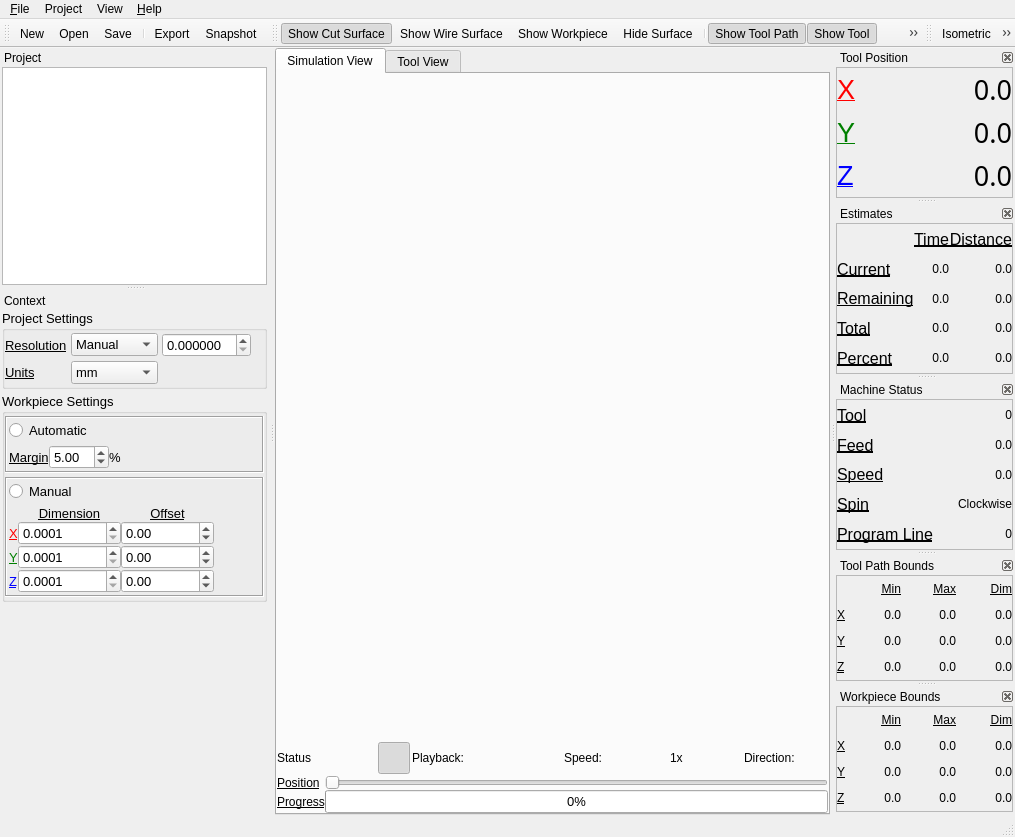
This is qt/openscam.ui in CauldronDevelopmentLLC/CAMotics as Qt 5 draws it before an edit. The edited form follows.
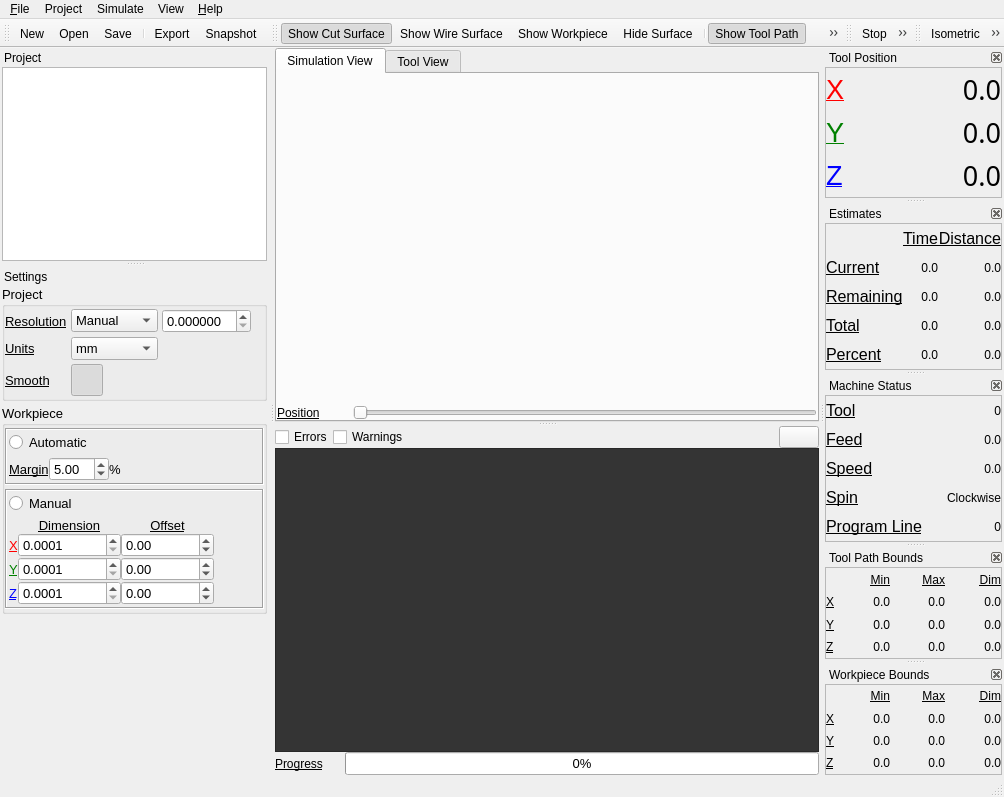
This is the edited form. Icons and pictures are not drawn. Custom widgets are drawn as their Qt base class.

Diff of the .ui file:
```diff
--- a/qt/openscam.ui
+++ b/qt/openscam.ui
@@ -10,8 +10,8 @@
    <rect>
     <x>0</x>
     <y>0</y>
-    <width>1015</width>
-    <height>837</height>
+    <width>1004</width>
+    <height>797</height>
    </rect>
   </property>
   <property name="windowTitle">
@@ -30,7 +30,7 @@
    <property name="styleSheet">
     <string notr="true"/>
    </property>
-   <layout class="QVBoxLayout" name="verticalLayout_7">
+   <layout class="QVBoxLayout" name="verticalLayout_25">
     <property name="spacing">
      <number>0</number>
     </property>
@@ -38,153 +38,167 @@
      <number>0</number>
     </property>
     <item>
-     <widget class="QTabWidget" name="tabWidget">
-      <property name="currentIndex">
-       <number>0</number>
+     <widget class="QSplitter" name="splitter">
+      <property name="orientation">
+       <enum>Qt::Vertical</enum>
       </property>
-      <widget class="QWidget" name="simulationTab">
-       <property name="styleSheet">
-        <string notr="true">QPushButton:hover {
+      <widget class="QWidget" name="layoutWidget">
+       <layout class="QVBoxLayout" name="verticalLayout_7">
+        <property name="spacing">
+         <number>0</number>
+        </property>
+        <item>
+         <widget class="QTabWidget" name="tabWidget">
+          <property name="currentIndex">
+           <number>0</number>
+          </property>
+          <widget class="QWidget" name="simulationTab">
+           <property name="styleSheet">
+            <string notr="true">QPushButton:hover {
   border: 1px outset #71869c;
   border-radius: 2px;
   background-color: qlineargradient(x1: 0, y1: 0, x2: 0, y2: 1,
                                  stop: 0 #c5d3df, stop: 1 #b2c1d1);
 } </string>
-       </property>
-       <attribute name="title">
-        <string>Simulation View</string>
-       </attribute>
-       <layout class="QVBoxLayout" name="verticalLayout_9">
-        <property name="spacing">
-         <number>1</number>
-        </property>
-        <property name="margin">
-         <number>0</number>
-        </property>
-        <item>
-         <widget class="OpenSCAM::GLView" name="simulationView" native="true">
-          <property name="sizePolicy">
-           <sizepolicy hsizetype="Expanding" vsizetype="Expanding">
-            <horstretch>1</horstretch>
-            <verstretch>1</verstretch>
-           </sizepolicy>
-          </property>
-          <property name="minimumSize">
-           <size>
-            <width>200</width>
-            <height>200</height>
-           </size>
-          </property>
-          <property name="contextMenuPolicy">
-           <enum>Qt::CustomContextMenu</enum>
-          </property>
-          <property name="layoutDirection">
-           <enum>Qt::LeftToRight</enum>
-          </property>
+           </property>
+           <attribute name="title">
+            <string>Simulation View</string>
+           </attribute>
+           <layout class="QVBoxLayout" name="verticalLayout_9">
+            <property name="spacing">
+             <number>0</number>
+            </property>
+            <property name="margin">
+             <number>0</number>
+            </property>
+            <item>
+             <widget class="OpenSCAM::GLView" name="simulationView" native="true">
+              <property name="sizePolicy">
+               <sizepolicy hsizetype="Expanding" vsizetype="Expanding">
+                <horstretch>1</horstretch>
+                <verstretch>1</verstretch>
+               </sizepolicy>
+              </property>
+              <property name="minimumSize">
+               <size>
+                <width>200</width>
+                <height>200</height>
+               </size>
+              </property>
+              <property name="contextMenuPolicy">
+               <enum>Qt::CustomContextMenu</enum>
+              </property>
+              <property name="layoutDirection">
+               <enum>Qt::LeftToRight</enum>
+              </property>
+             </widget>
+            </item>
+            <item>
+             <layout class="QGridLayout" name="gridLayout_9">
+              <property name="horizontalSpacing">
+               <number>6</number>
+              </property>
+              <item row="0" column="1">
+               <widget class="QSlider" name="positionSlider">
+                <property name="focusPolicy">
+                 <enum>Qt::NoFocus</enum>
+                </property>
+                <property name="toolTip">
+                 <string>Set tool path position</string>
+                </property>
+                <property name="maximum">
+                 <number>10000</number>
+                </property>
+                <property name="singleStep">
+                 <number>10</number>
+                </property>
+                <property name="pageStep">
+                 <number>100</number>
+                </property>
+                <property name="orientation">
+                 <enum>Qt::Horizontal</enum>
+                </property>
+               </widget>
+              </item>
+              <item row="0" column="0">
+               <widget class="QLabel" name="label_28">
+                <property name="minimumSize">
+                 <size>
+                  <width>70</width>
+                  <height>0</height>
+                 </size>
+                </property>
+                <property name="maximumSize">
+                 <size>
+                  <width>70</width>
+                  <height>16777215</height>
+                 </size>
+                </property>
+                <property name="font">
+                 <font>
+                  <underline>true</underline>
+                 </font>
+                </property>
+                <property name="text">
+                 <string>Position</string>
+                </property>
+                <property name="alignment">
+                 <set>Qt::AlignLeading|Qt::AlignLeft|Qt::AlignVCenter</set>
+                </property>
+               </widget>
+              </item>
+             </layout>
+            </item>
+           </layout>
+          </widget>
+          <widget class="QWidget" name="toolTab">
+           <attribute name="title">
+            <string>Tool View</string>
+           </attribute>
+           <layout class="QVBoxLayout" name="verticalLayout_3">
+            <property name="spacing">
+             <number>0</number>
+            </property>
+            <property name="margin">
+             <number>0</number>
+            </property>
+            <item>
+             <widget class="QGraphicsView" name="toolView">
+              <property name="frameShape">
+               <enum>QFrame::NoFrame</enum>
+              </property>
+              <property name="verticalScrollBarPolicy">
+               <enum>Qt::ScrollBarAlwaysOff</enum>
+              </property>
+              <property name="horizontalScrollBarPolicy">
+               <enum>Qt::ScrollBarAlwaysOff</enum>
+              </property>
+             </widget>
+            </item>
+           </layout>
+          </widget>
          </widget>
         </item>
+       </layout>
+      </widget>
+      <widget class="QWidget" name="">
+       <layout class="QVBoxLayout" name="verticalLayout_16">
+        <property name="spacing">
+         <number>0</number>
+        </property>
         <item>
-         <layout class="QHBoxLayout" name="horizontalLayout">
+         <layout class="QHBoxLayout" name="horizontalLayout_2">
           <item>
-           <widget class="QLabel" name="statusLabel">
+           <widget class="QCheckBox" name="errorsCheckBox">
             <property name="text">
-             <string>Status</string>
+             <string>Errors</string>
             </property>
            </widget>
           </item>
           <item>
-           <widget class="QPushButton" name="stopPushButton">
-            <property name="enabled">
-             <bool>false</bool>
-            </property>
-            <property name="minimumSize">
-             <size>
-              <width>32</width>
-              <height>32</height>
-             </size>
-            </property>
-            <property name="maximumSize">
-             <size>
-              <width>32</width>
-              <height>32</height>
-             </size>
-            </property>
-            <property name="focusPolicy">
-             <enum>Qt::NoFocus</enum>
-            </property>
-            <property name="toolTip">
-             <string>Stop the simulation</string>
-            </property>
-            <property name="icon">
-             <iconset resource="openscam.qrc">
-              <normaloff>:/icons/stop.png</normaloff>:/icons/stop.png</iconset>
-            </property>
-            <property name="flat">
-             <bool>true</bool>
-            </property>
-           </widget>
-          </item>
-          <item>
-           <widget class="QPushButton" name="rerunPushButton">
-            <property name="minimumSize">
-             <size>
-              <width>32</width>
-              <height>32</height>
-             </size>
-            </property>
-            <property name="maximumSize">
-             <size>
-              <width>32</width>
-              <height>32</height>
-             </size>
-            </property>
-            <property name="focusPolicy">
-             <enum>Qt::NoFocus</enum>
-            </property>
-            <property name="toolTip">
-             <string>Rerun the simulation</string>
-            </property>
-            <property name="icon">
-             <iconset resource="openscam.qrc">
-              <normaloff>:/icons/restart.png</normaloff>:/icons/restart.png</iconset>
-            </property>
-            <property name="flat">
-             <bool>true</bool>
-            </property>
-           </widget>
-          </item>
-          <item>
-           <widget class="QPushButton" name="smoothPushButton">
-            <property name="minimumSize">
-             <size>
-              <width>32</width>
-              <height>32</height>
-             </size>
-            </property>
-            <property name="maximumSize">
-             <size>
-              <width>32</width>
-              <height>32</height>
-             </size>
-            </property>
-            <property name="focusPolicy">
-             <enum>Qt::NoFocus</enum>
-            </property>
-            <property name="toolTip">
-             <string>Smooth the resulting surface for better visualization</string>
-            </property>
-            <property name="icon">
-             <iconset resource="openscam.qrc">
-              <normaloff>:/icons/smooth.png</normaloff>:/icons/smooth.png</iconset>
-            </property>
-            <property name="checkable">
-             <bool>true</bool>
-            </property>
-            <property name="checked">
-             <bool>true</bool>
-            </property>
-            <property name="flat">
-             <bool>true</bool>
+           <widget class="QCheckBox" name="warningsCheckBox">
+            <property name="text">
+             <string>Warnings</string>
             </property>
            </widget>
           </item>
@@ -195,363 +209,40 @@
             </property>
             <property name="sizeHint" stdset="0">
              <size>
-              <width>13</width>
-              <height>14</height>
+              <width>40</width>
+              <height>20</height>
              </size>
             </property>
            </spacer>
           </item>
           <item>
-           <widget class="QLabel" name="label_29">
-            <property name="text">
-             <string>Playback:</string>
-            </property>
-           </widget>
-          </item>
-          <item>
-           <widget class="QPushButton" name="beginingPushButton">
-            <property name="minimumSize">
-             <size>
-              <width>32</width>
-              <height>32</height>
-             </size>
-            </property>
-            <property name="maximumSize">
-             <size>
-              <width>32</width>
-              <height>32</height>
-             </size>
-            </property>
-            <property name="focusPolicy">
-             <enum>Qt::NoFocus</enum>
-            </property>
+           <widget class="QPushButton" name="clearConsolePushButton">
             <property name="toolTip">
              <string>Jump to start of tool path animation</string>
             </property>
-            <property name="icon">
-             <iconset resource="openscam.qrc">
-              <normaloff>:/icons/start.png</normaloff>:/icons/start.png</iconset>
-            </property>
-            <property name="flat">
-             <bool>true</bool>
-            </property>
-           </widget>
-          </item>
-          <item>
-           <widget class="QPushButton" name="playPushButton">
-            <property name="minimumSize">
-             <size>
-              <width>32</width>
-              <height>32</height>
-             </size>
-            </property>
-            <property name="maximumSize">
-             <size>
-              <width>32</width>
-              <height>32</height>
-             </size>
-            </property>
-            <property name="focusPolicy">
-             <enum>Qt::NoFocus</enum>
-            </property>
-            <property name="toolTip">
-             <string>Start or stop tool path animation</string>
-            </property>
-            <property name="icon">
-             <iconset resource="openscam.qrc">
-              <normaloff>:/icons/play.png</normaloff>:/icons/play.png</iconset>
-            </property>
-            <property name="flat">
-             <bool>true</bool>
-            </property>
-           </widget>
-          </item>
-          <item>
-           <widget class="QPushButton" name="endPushButton">
-            <property name="minimumSize">
-             <size>
-              <width>32</width>
-              <height>32</height>
-             </size>
-            </property>
-            <property name="maximumSize">
-             <size>
-              <width>32</width>
-              <height>32</height>
-             </size>
-            </property>
-            <property name="focusPolicy">
-             <enum>Qt::NoFocus</enum>
-            </property>
-            <property name="toolTip">
-             <string>Jump to end of tool path animation</string>
-            </property>
-            <property name="icon">
-             <iconset resource="openscam.qrc">
-              <normaloff>:/icons/end.png</normaloff>:/icons/end.png</iconset>
-            </property>
-            <property name="flat">
-             <bool>true</bool>
-            </property>
-           </widget>
-          </item>
-          <item>
-           <spacer name="horizontalSpacer_4">
-            <property name="orientation">
-             <enum>Qt::Horizontal</enum>
-            </property>
-            <property name="sizeHint" stdset="0">
-             <size>
-              <width>13</width>
-              <height>17</height>
-             </size>
-            </property>
-           </spacer>
-          </item>
-          <item>
-           <widget class="QLabel" name="label_36">
             <property name="text">
-             <string>Speed:</string>
+             <string/>
             </property>
-           </widget>
-          </item>
-          <item>
-           <widget class="QPushButton" name="slowerPushButton">
-            <property name="minimumSize">
-             <size>
-              <width>32</width>
-              <height>32</height>
-             </size>
-            </property>
-            <property name="maximumSize">
-             <size>
-              <width>32</width>
-              <height>32</height>
-             </size>
-            </property>
-            <property name="focusPolicy">
-             <enum>Qt::NoFocus</enum>
-            </property>
-            <property name="toolTip">
-             <string>Slow down tool path animation</string>
-            </property>
             <property name="icon">
              <iconset resource="openscam.qrc">
               <normaloff>:/icons/slower.png</normaloff>:/icons/slower.png</iconset>
             </property>
-            <property name="flat">
-             <bool>true</bool>
-            </property>
            </widget>
           </item>
-          <item>
-           <widget class="QPushButton" name="fasterPushButton">
-            <property name="minimumSize">
-             <size>
-              <width>32</width>
-              <height>32</height>
-             </size>
-            </property>
-            <property name="maximumSize">
-             <size>
-              <width>32</width>
-              <height>32</height>
-             </size>
-            </property>
-            <property name="focusPolicy">
-             <enum>Qt::NoFocus</enum>
-            </property>
-            <property name="toolTip">
-             <string>Speed up tool path animation</string>
-            </property>
-            <property name="icon">
-             <iconset resource="openscam.qrc">
-              <normaloff>:/icons/faster.png</normaloff>:/icons/faster.png</iconset>
-            </property>
-            <property name="flat">
-             <bool>true</bool>
-            </property>
-           </widget>
-          </item>
-          <item>
-           <widget class="QLabel" name="playbackSpeedLabel">
-            <property name="minimumSize">
-             <size>
-              <width>72</width>
-              <height>0</height>
-             </size>
-            </property>
-            <property name="maximumSize">
-             <size>
-              <width>72</width>
-              <height>16777215</height>
-             </size>
-            </property>
-            <property name="toolTip">
-             <string>Tool path playback speed.</string>
-            </property>
-            <property name="text">
-             <string>1x</string>
-            </property>
-           </widget>
-          </item>
-          <item>
-           <spacer name="horizontalSpacer_3">
-            <property name="orientation">
-             <enum>Qt::Horizontal</enum>
-            </property>
-            <property name="sizeHint" stdset="0">
-             <size>
-              <width>13</width>
-              <height>14</height>
-             </size>
-            </property>
-           </spacer>
-          </item>
-          <item>
-           <widget class="QLabel" name="label_35">
-            <property name="text">
-             <string>Direction:</string>
-            </property>
-           </widget>
-          </item>
-          <item>
-           <widget class="QPushButton" name="directionPushButton">
-            <property name="minimumSize">
-             <size>
-              <width>32</width>
-              <height>32</height>
-             </size>
-            </property>
-            <property name="maximumSize">
-             <size>
-              <width>32</width>
-              <height>32</height>
-             </size>
-            </property>
-            <property name="focusPolicy">
-             <enum>Qt::NoFocus</enum>
-            </property>
-            <property name="toolTip">
-             <string>Change tool path animation direction</string>
-            </property>
-            <property name="icon">
-             <iconset resource="openscam.qrc">
-              <normaloff>:/icons/forward.png</normaloff>:/icons/forward.png</iconset>
-            </property>
-            <property name="flat">
-             <bool>true</bool>
-            </property>
-           </widget>
-          </item>
          </layout>
         </item>
         <item>
-         <layout class="QGridLayout" name="gridLayout_9">
-          <property name="spacing">
-           <number>0</number>
+         <widget class="QTextEdit" name="console">
+          <property name="styleSheet">
+           <string notr="true">QTextEdit {
+  background-color: #343434;
+}</string>
           </property>
-          <item row="0" column="0">
-           <widget class="QLabel" name="label_28">
-            <property name="font">
-             <font>
-              <underline>true</underline>
-             </font>
-            </property>
-            <property name="text">
-             <string>Position</string>
-            </property>
-            <property name="alignment">
-             <set>Qt::AlignLeading|Qt::AlignLeft|Qt::AlignVCenter</set>
-            </property>
-           </widget>
-          </item>
-          <item row="0" column="1">
-           <widget class="QSlider" name="positionSlider">
-            <property name="focusPolicy">
-             <enum>Qt::NoFocus</enum>
-            </property>
-            <property name="toolTip">
-             <string>Set tool path position</string>
-            </property>
-            <property name="maximum">
-             <number>10000</number>
-            </property>
-            <property name="singleStep">
-             <number>10</number>
-            </property>
-            <property name="pageStep">
-             <number>100</number>
-            </property>
-            <property name="orientation">
-             <enum>Qt::Horizontal</enum>
-            </property>
-           </widget>
-          </item>
-          <item row="1" column="0">
-           <widget class="QLabel" name="label_27">
-            <property name="font">
-             <font>
-              <underline>true</underline>
-             </font>
-            </property>
-            <property name="text">
-             <string>Progress</string>
-            </property>
-            <property name="alignment">
-             <set>Qt::AlignLeading|Qt::AlignLeft|Qt::AlignVCenter</set>
-            </property>
-           </widget>
-          </item>
-          <item row="1" column="1">
-           <widget class="QProgressBar" name="progressBar">
-            <property name="sizePolicy">
-             <sizepolicy hsizetype="Expanding" vsizetype="Fixed">
-              <horstretch>1</horstretch>
-              <verstretch>0</verstretch>
-             </sizepolicy>
-            </property>
-            <property name="font">
-             <font>
-              <pointsize>10</pointsize>
-             </font>
-            </property>
-            <property name="toolTip">
-             <string>Progressbar</string>
-            </property>
-            <property name="maximum">
-             <number>10000</number>
-            </property>
-            <property name="value">
-             <number>0</number>
-            </property>
-           </widget>
-          </item>
-         </layout>
-        </item>
-       </layout>
-      </widget>
-      <widget class="QWidget" name="toolTab">
-       <attribute name="title">
-        <string>Tool View</string>
-       </attribute>
-       <layout class="QVBoxLayout" name="verticalLayout_3">
-        <property name="spacing">
-         <number>0</number>
-        </property>
-        <property name="margin">
-         <number>0</number>
-        </property>
-        <item>
-         <widget class="QGraphicsView" name="toolView">
-          <property name="frameShape">
-           <enum>QFrame::NoFrame</enum>
+          <property name="lineWrapMode">
+           <enum>QTextEdit::NoWrap</enum>
           </property>
-          <property name="verticalScrollBarPolicy">
-           <enum>Qt::ScrollBarAlwaysOff</enum>
-          </property>
-          <property name="horizontalScrollBarPolicy">
-           <enum>Qt::ScrollBarAlwaysOff</enum>
+          <property name="readOnly">
+           <bool>true</bool>
           </property>
          </widget>
         </item>
@@ -559,6 +250,61 @@
       </widget>
      </widget>
     </item>
+    <item>
+     <layout class="QHBoxLayout" name="horizontalLayout">
+      <item>
+       <widget class="QLabel" name="label_27">
+        <property name="minimumSize">
+         <size>
+          <width>70</width>
+          <height>0</height>
+         </size>
+        </property>
+        <property name="maximumSize">
+         <size>
+          <width>70</width>
+          <height>16777215</height>
+         </size>
+        </property>
+        <property name="font">
+         <font>
+          <underline>true</underline>
+         </font>
+        </property>
+        <property name="text">
+         <string>Progress</string>
+        </property>
+        <property name="alignment">
+         <set>Qt::AlignLeading|Qt::AlignLeft|Qt::AlignVCenter</set>
+        </property>
+       </widget>
+      </item>
+      <item>
+       <widget class="QProgressBar" name="progressBar">
+        <property name="sizePolicy">
+         <sizepolicy hsizetype="Expanding" vsizetype="Fixed">
+          <horstretch>1</horstretch>
+          <verstretch>0</verstretch>
+         </sizepolicy>
+        </property>
+        <property name="font">
+         <font>
+          <pointsize>10</pointsize>
+         </font>
+        </property>
+        <property name="toolTip">
+         <string>Progressbar</string>
+        </property>
+        <property name="maximum">
+         <number>10000</number>
+        </property>
+        <property name="value">
+         <number>0</number>
+        </property>
+       </widget>
+      </item>
+     </layout>
+    </item>
    </layout>
   </widget>
   <widget class="QMenuBar" name="menubar">
@@ -566,7 +312,7 @@
     <rect>
      <x>0</x>
      <y>0</y>
-     <width>1015</width>
+     <width>1004</width>
      <height>29</height>
     </rect>
    </property>
@@ -631,8 +377,23 @@
     <addaction name="actionTopView"/>
     <addaction name="actionBottomView"/>
    </widget>
+   <widget class="QMenu" name="menuSimulate">
+    <property name="title">
+     <string>Simulate</string>
+    </property>
+    <addaction name="actionStop"/>
+    <addaction name="actionRun"/>
+    <addaction name="separator"/>
+    <addaction name="actionPlay"/>
+    <addaction name="actionBegining"/>
+    <addaction name="actionEnd"/>
+    <addaction name="actionSlower"/>
+    <addaction name="actionFaster"/>
+    <addaction name="actionDirection"/>
+   </widget>
    <addaction name="menuFile"/>
    <addaction name="menuProject"/>
+   <addaction name="menuSimulate"/>
    <addaction name="menuView_2"/>
    <addaction name="menuHelp"/>
   </widget>
@@ -673,6 +434,26 @@
    <addaction name="actionWorkpieceBounds"/>
    <addaction name="actionAxes"/>
   </widget>
+  <widget class="QToolBar" name="simulateToolBar">
+   <property name="windowTitle">
+    <string>toolBar</string>
+   </property>
+   <attribute name="toolBarArea">
+    <enum>TopToolBarArea</enum>
+   </attribute>
+   <attribute name="toolBarBreak">
+    <bool>false</bool>
+   </attribute>
+   <addaction name="actionStop"/>
+   <addaction name="actionRun"/>
+   <addaction name="separator"/>
+   <addaction name="actionPlay"/>
+   <addaction name="actionBegining"/>
+   <addaction name="actionEnd"/>
+   <addaction name="actionSlower"/>
+   <addaction name="actionFaster"/>
+   <addaction name="actionDirection"/>
+  </widget>
   <widget class="QToolBar" name="perspectiveToolBar">
    <property name="windowTitle">
     <string>Perspective Toolbar</string>
@@ -1422,7 +1203,7 @@
     <set>QDockWidget::DockWidgetMovable</set>
    </property>
    <property name="windowTitle">
-    <string>Context</string>
+    <string>Settings</string>
    </property>
    <attribute name="dockWidgetArea">
     <number>1</number>
@@ -1465,7 +1246,7 @@
             </font>
            </property>
            <property name="title">
-            <string>Project Settings</string>
+            <string>Project</string>
            </property>
            <layout class="QVBoxLayout" name="verticalLayout_15">
             <property name="spacing">
@@ -1485,56 +1266,6 @@
             </property>
             <item>
              <layout class="QGridLayout" name="gridLayout_8">
-              <item row="0" column="0">
-               <widget class="QLabel" name="label_25">
-                <property name="font">
-                 <font>
-                  <underline>true</underline>
-                 </font>
-                </property>
-                <property name="text">
-                 <string>Resolution</string>
-                </property>
-               </widget>
-              </item>
-              <item row="0" column="1">
-               <widget class="QComboBox" name="resolutionComboBox">
-                <property name="sizePolicy">
-                 <sizepolicy hsizetype="Fixed" vsizetype="Fixed">
-                  <horstretch>0</horstretch>
-                  <verstretch>0</verstretch>
-                 </sizepolicy>
-                </property>
-                <property name="toolTip">
-                 <string>Renderer resolution presets</string>
-                </property>
-                <item>
-                 <property name="text">
-                  <string>Manual</string>
-                 </property>
-                </item>
-                <item>
-                 <property name="text">
-                  <string>Low</string>
-                 </property>
-                </item>
-                <item>
-                 <property name="text">
-                  <string>Medium</string>
-                 </property>
-                </item>
-                <item>
-                 <property name="text">
-                  <string>High</string>
-                 </property>
-                </item>
-                <item>
-                 <property name="text">
-                  <string>Very High</string>
-                 </property>
-                </item>
-               </widget>
-              </item>
               <item row="0" column="2">
                <widget class="QDoubleSpinBox" name="resolutionDoubleSpinBox">
                 <property name="sizePolicy">
@@ -1570,6 +1301,56 @@
                 </property>
                </spacer>
               </item>
+              <item row="0" column="0">
+               <widget class="QLabel" name="label_25">
+                <property name="font">
+                 <font>
+                  <underline>true</underline>
+                 </font>
+                </property>
+                <property name="text">
+                 <string>Resolution</string>
+                </property>
+               </widget>
+              </item>
+              <item row="0" column="1">
+               <widget class="QComboBox" name="resolutionComboBox">
+                <property name="sizePolicy">
+                 <sizepolicy hsizetype="Fixed" vsizetype="Fixed">
+                  <horstretch>0</horstretch>
+                  <verstretch>0</verstretch>
+                 </sizepolicy>
+                </property>
+                <property name="toolTip">
+                 <string>Renderer resolution presets</string>
+                </property>
+                <item>
+                 <property name="text">
+                  <string>Manual</string>
+                 </property>
+                </item>
+                <item>
+                 <property name="text">
+                  <string>Low</string>
+                 </property>
+                </item>
+                <item>
+                 <property name="text">
+                  <string>Medium</string>
+                 </property>
+                </item>
+                <item>
+                 <property name="text">
+                  <string>High</string>
+                 </property>
+                </item>
+                <item>
+                 <property name="text">
+                  <string>Very High</string>
+                 </property>
+                </item>
+               </widget>
+              </item>
               <item row="1" column="0">
                <widget class="QLabel" name="label_26">
                 <property name="font">
@@ -1596,6 +1377,53 @@
                 </item>
                </widget>
               </item>
+              <item row="2" column="0">
+               <widget class="QLabel" name="label_37">
+                <property name="font">
+                 <font>
+                  <underline>true</underline>
+                 </font>
+                </property>
+                <property name="text">
+                 <string>Smooth</string>
+                </property>
+               </widget>
+              </item>
+              <item row="2" column="1">
+               <widget class="QPushButton" name="smoothPushButton">
+                <property name="minimumSize">
+                 <size>
+                  <width>32</width>
+                  <height>32</height>
+                 </size>
+                </property>
+                <property name="maximumSize">
+                 <size>
+                  <width>32</width>
+                  <height>32</height>
+                 </size>
+                </property>
+                <property name="focusPolicy">
+                 <enum>Qt::NoFocus</enum>
+                </property>
+                <property name="toolTip">
+                 <string>Smooth the resulting surface for better visualization</string>
+                </property>
+                <property name="icon">
+                 <iconset resource="openscam.qrc">
+                  <normaloff>:/icons/smooth.png</normaloff>:/icons/smooth.png</iconset>
+                </property>
+                <property name="checkable">
+                 <bool>true</bool>
+                </property>
+                <property name="checked">
+                 <bool>true</bool>
+                </property>
+                <property name="flat">
+                 <bool>true</bool>
+                </property>
+               </widget>
+              </item>
              </layout>
             </item>
            </layout>
@@ -1609,7 +1437,7 @@
             </font>
            </property>
            <property name="title">
-            <string>Workpiece Settings</string>
+            <string>Workpiece</string>
            </property>
            <layout class="QVBoxLayout" name="verticalLayout_2">
             <property name="spacing">
@@ -3171,7 +2999,7 @@
      <normaloff>:/icons/restart.png</normaloff>:/icons/restart.png</iconset>
    </property>
    <property name="text">
-    <string>Rerun</string>
+    <string>Run</string>
    </property>
    <property name="toolTip">
     <string>Rerun the simulation</string>
```
Left out of the diff: 20 changed lines with no effect on the pictures.
